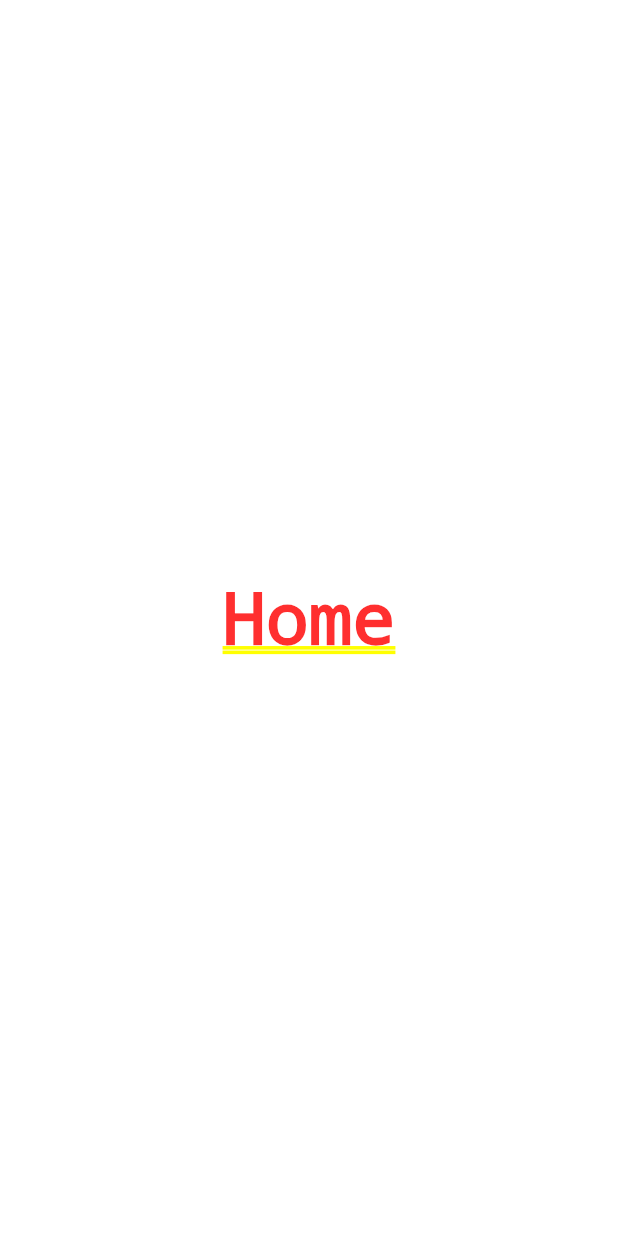
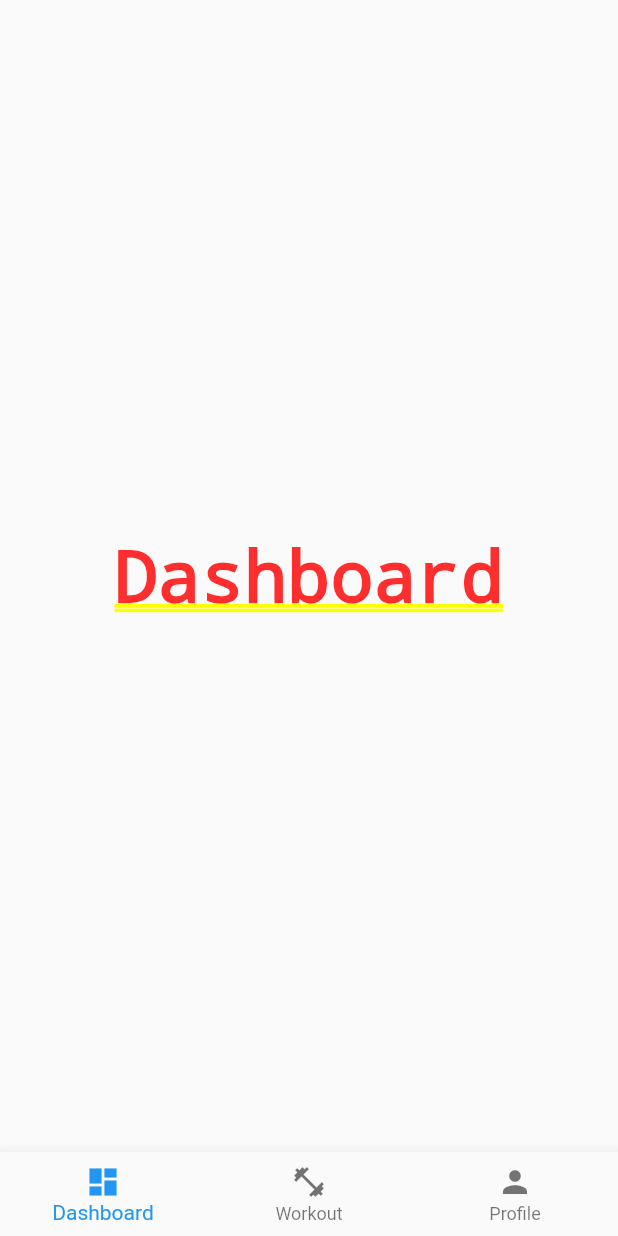
Before and after one commit to Thomas-Chambers/senior_design, a Flutter app: the screen it shows after launch, after a tap on "Login", on a phone screen of 412 x 824 dp. Run offline on Flutter 3.47's test engine with Material 2 defaults, Android fonts, the phone set to English and light mode, and no system bars.

Commit message:
added tabs, removed code not being used

```diff
--- a/lib/utils/routes/routes.dart
+++ b/lib/utils/routes/routes.dart
@@ -1,9 +1,6 @@
-import 'package:flutter/cupertino.dart';
 import 'package:senior_design/utils/routes/routes_name.dart';
 import 'package:senior_design/views/home_view.dart';
 import 'package:senior_design/views/login_view.dart';
-import 'package:senior_design/views/profile_view.dart';
-import 'package:senior_design/views/workout_view.dart';
 import 'package:flutter/material.dart';
 
 class Routes {
@@ -13,10 +10,6 @@ class Routes {
         return MaterialPageRoute(builder: (context) => HomeView());
       case RoutesName.login:
         return MaterialPageRoute(builder: (context) => LoginView());
-      case RoutesName.profile:
-        return MaterialPageRoute(builder: (context) => ProfileView());
-      case RoutesName.workout:
-        return MaterialPageRoute(builder: (context) => WorkoutView());
       default:
         return MaterialPageRoute(builder: (context) {
           return const Scaffold(
--- a/lib/utils/routes/routes_name.dart
+++ b/lib/utils/routes/routes_name.dart
@@ -1,6 +1,4 @@
 class RoutesName {
   static const String login = 'login_screen';
-  static const String profile = 'profile_screen';
   static const String home = 'home_screen';
-  static const String workout = 'workout_screen';
 }
--- a/lib/view_models/auth_view_model.dart
+++ b/lib/view_models/auth_view_model.dart
@@ -3,11 +3,11 @@ import 'package:senior_design/repositories/auth_repository.dart';
 import 'package:senior_design/utils/routes/routes_name.dart';
 
 class AuthViewModel with ChangeNotifier {
-  bool _isLoginLoading = false;
-  bool get isLoginLoading => _isLoginLoading;
+  bool _isAuthenticated = false;
+  bool get isAuthenticated => _isAuthenticated;
 
   void setAuthenticated(bool value) {
-    _isLoginLoading = value;
+    _isAuthenticated = value;
     notifyListeners();
   }
 
--- /dev/null
+++ b/lib/views/dashboard_view.dart
@@ -0,0 +1,16 @@
+import 'package:flutter/material.dart';
+
+class DashboardView extends StatefulWidget {
+  const DashboardView({Key? key}) : super(key: key);
+  @override
+  State<DashboardView> createState() => _DashboardViewState();
+}
+
+class _DashboardViewState extends State<DashboardView> {
+  @override
+  Widget build(BuildContext context) {
+    return const Center(
+      child: Text('Dashboard'),
+    );
+  }
+}
--- a/lib/views/home_view.dart
+++ b/lib/views/home_view.dart
@@ -1,4 +1,7 @@
-import 'package:flutter/cupertino.dart';
+import 'package:flutter/material.dart';
+import 'package:senior_design/views/profile_view.dart';
+import 'package:senior_design/views/workout_view.dart';
+import 'package:senior_design/views/dashboard_view.dart';
 
 class HomeView extends StatefulWidget {
   const HomeView({Key? key}) : super(key: key);
@@ -7,10 +10,58 @@ class HomeView extends StatefulWidget {
 }
 
 class _HomeViewState extends State<HomeView> {
+  int index = 0;
+
   @override
   Widget build(BuildContext context) {
-    return const Center(
-      child: Text('Home'),
+    return Scaffold(
+      body: Stack(
+        children: <Widget>[
+          Offstage(
+            offstage: index != 0,
+            child: TickerMode(
+              enabled: index == 0,
+              child: MaterialApp(home: DashboardView()),
+            ),
+          ),
+          Offstage(
+            offstage: index != 1,
+            child: TickerMode(
+              enabled: index == 1,
+              child: MaterialApp(home: WorkoutView()),
+            ),
+          ),
+          Offstage(
+            offstage: index != 2,
+            child: TickerMode(
+              enabled: index == 2,
+              child: MaterialApp(home: ProfileView()),
+            ),
+          ),
+        ],
+      ),
+      bottomNavigationBar: BottomNavigationBar(
+        currentIndex: index,
+        onTap: (int index) {
+          setState(() {
+            this.index = index;
+          });
+        },
+        items: <BottomNavigationBarItem>[
+          BottomNavigationBarItem(
+            icon: Icon(Icons.dashboard),
+            label: 'Dashboard',
+          ),
+          BottomNavigationBarItem(
+            icon: Icon(Icons.fitness_center),
+            label: 'Workout',
+          ),
+          BottomNavigationBarItem(
+            icon: Icon(Icons.person),
+            label: 'Profile',
+          ),
+        ],
+      ),
     );
   }
 }
--- a/lib/views/profile_view.dart
+++ b/lib/views/profile_view.dart
@@ -1,4 +1,3 @@
-import 'package:flutter/cupertino.dart';
 import 'package:flutter/material.dart';
 
 class ProfileView extends StatefulWidget {
--- a/lib/views/workout_view.dart
+++ b/lib/views/workout_view.dart
@@ -1,6 +1,5 @@
 import 'package:flutter/cupertino.dart';
 
-//page that says profile
 class WorkoutView extends StatefulWidget {
   const WorkoutView({Key? key}) : super(key: key);
 
```
Also changed, not shown: lib/models/login_model.dart (deleted, +0 -16 lines), lib/view_models/login_view_models.dart (deleted, +0 -17 lines).
